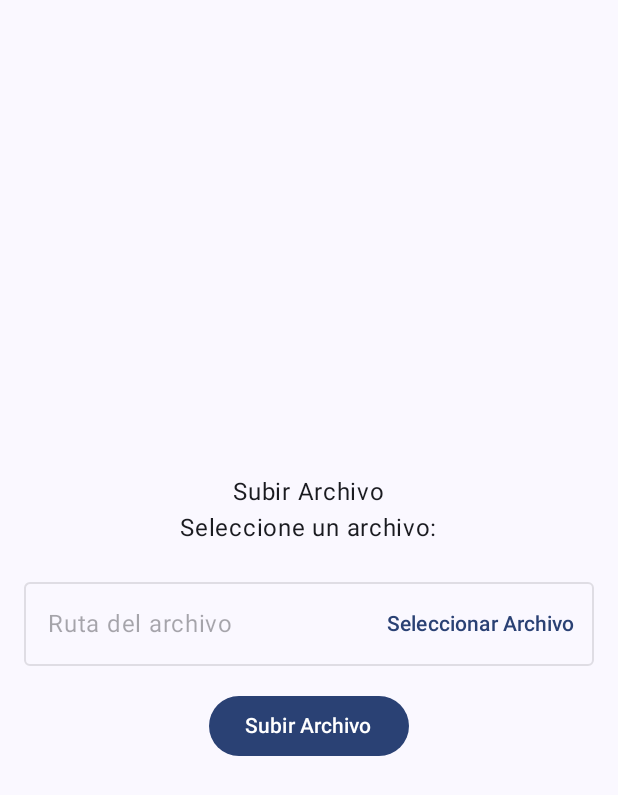
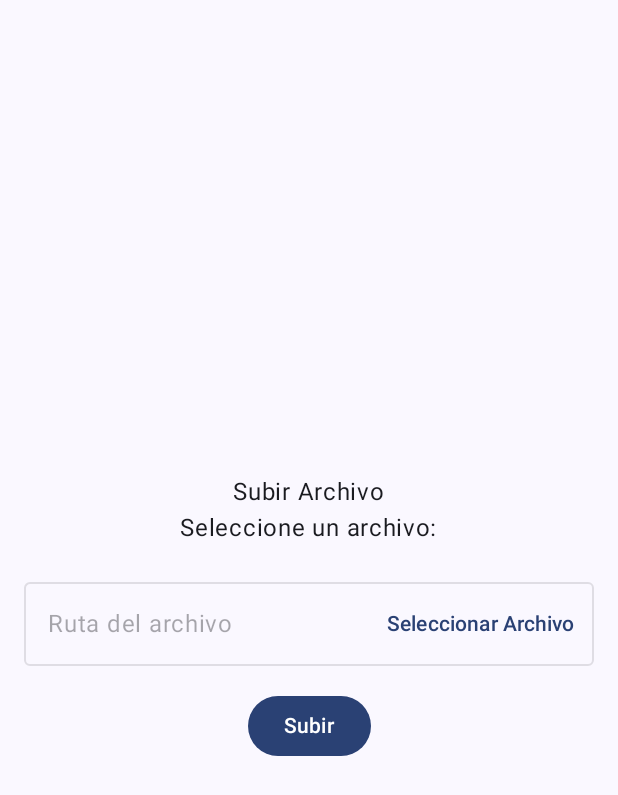
Before and after one commit to LuisGM875/Programacion_Para_Moviles, an Android app built with Jetpack Compose: the screen it shows after launch (MainActivity), on a phone screen of 412 x 824 dp. Shown: the top 795 px of the screen. Run offline under Robolectric (Android 15) with nearby library versions, the phone set to English and light mode, and no system bars.

Commit message:
fix: Simplify file upload button text in MainActivity

```diff
--- a/app/src/main/java/com/example/programacion_para_moviles/MainActivity.kt
+++ b/app/src/main/java/com/example/programacion_para_moviles/MainActivity.kt
@@ -88,7 +88,7 @@ fun Greeting(name: String, modifier: Modifier = Modifier) {
         Button(
             onClick = { },
         ) {
-            Text(text = "Subir Archivo")
+            Text(text = "Subir")
         }
     }
 }
```
